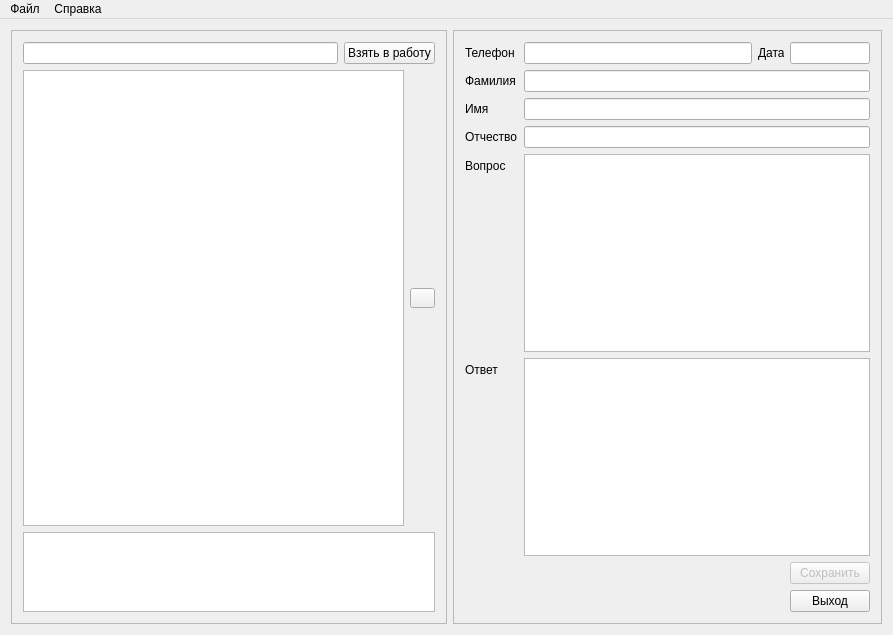
This is SupportClient/frmMain.ui in djdenkrrog/support as Qt 5 draws it before an edit. The edited form follows.
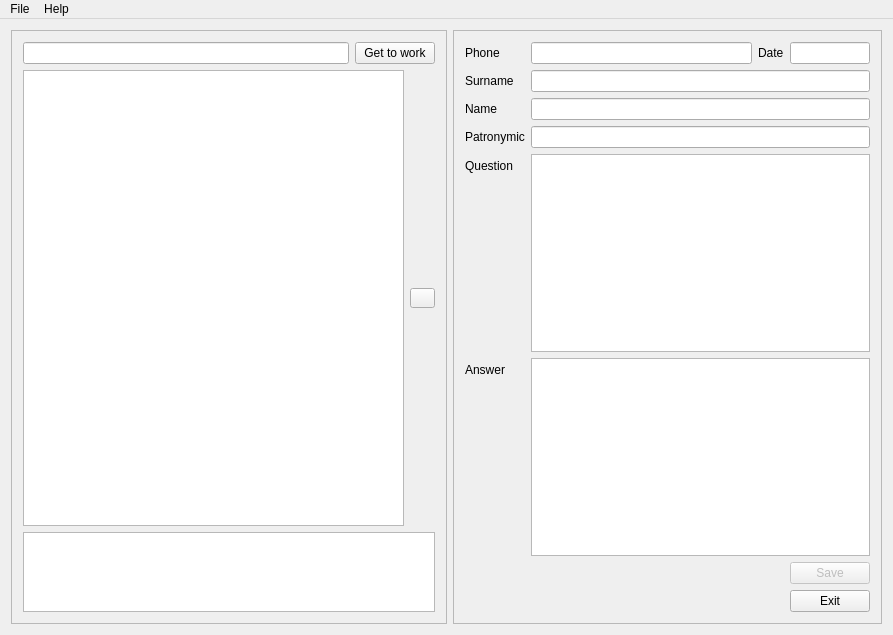
This is the edited form.

```diff
--- a/SupportClient/frmMain.ui
+++ b/SupportClient/frmMain.ui
@@ -63,7 +63,7 @@
          <item>
           <widget class="QPushButton" name="btnCallAdd">
            <property name="text">
-            <string>Взять в работу</string>
+            <string>Get to work</string>
            </property>
           </widget>
          </item>
@@ -165,14 +165,14 @@
          <item row="1" column="0">
           <widget class="QLabel" name="lblPhone">
            <property name="text">
-            <string>Телефон</string>
+            <string>Phone</string>
            </property>
           </widget>
          </item>
          <item row="2" column="0">
           <widget class="QLabel" name="lblName1">
            <property name="text">
-            <string>Фамилия</string>
+            <string>Surname</string>
            </property>
           </widget>
          </item>
@@ -182,7 +182,7 @@
          <item row="3" column="0">
           <widget class="QLabel" name="lblName2">
            <property name="text">
-            <string>Имя</string>
+            <string>Name</string>
            </property>
           </widget>
          </item>
@@ -192,7 +192,7 @@
          <item row="4" column="0">
           <widget class="QLabel" name="lblName3">
            <property name="text">
-            <string>Отчество</string>
+            <string>Patronymic</string>
            </property>
           </widget>
          </item>
@@ -202,7 +202,7 @@
          <item row="5" column="0">
           <widget class="QLabel" name="lblQuestion">
            <property name="text">
-            <string>Вопрос</string>
+            <string>Question</string>
            </property>
           </widget>
          </item>
@@ -212,7 +212,7 @@
          <item row="6" column="0">
           <widget class="QLabel" name="lblAnswer">
            <property name="text">
-            <string>Ответ</string>
+            <string>Answer</string>
            </property>
           </widget>
          </item>
@@ -256,7 +256,7 @@
               </size>
              </property>
              <property name="text">
-              <string>Дата</string>
+              <string>Date</string>
              </property>
             </widget>
            </item>
@@ -305,7 +305,7 @@
               <bool>false</bool>
              </property>
              <property name="text">
-              <string>Сохранить</string>
+              <string>Save</string>
              </property>
             </widget>
            </item>
@@ -331,7 +331,7 @@
          <item>
           <widget class="QPushButton" name="btnClose">
            <property name="text">
-            <string>Выход</string>
+            <string>Exit</string>
            </property>
           </widget>
          </item>
@@ -353,7 +353,7 @@
    </property>
    <widget class="QMenu" name="menuFile">
     <property name="title">
-     <string>Файл</string>
+     <string>File</string>
     </property>
     <addaction name="actionLoadFromXML"/>
     <addaction name="actionSaveToXML"/>
@@ -362,7 +362,7 @@
    </widget>
    <widget class="QMenu" name="menuHelp">
     <property name="title">
-     <string>Справка</string>
+     <string>Help</string>
     </property>
     <addaction name="actionAbout"/>
    </widget>
```
Left out of the diff: 10 changed lines with no effect on the pictures.
